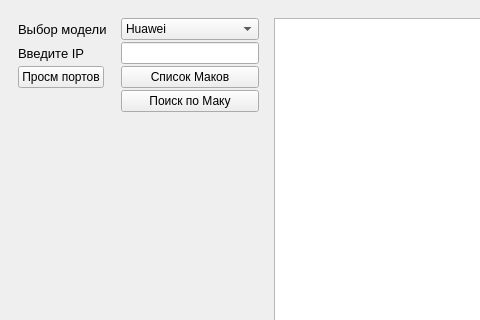
First picture: the form in disein.ui, repository saidgadgiev/FlyTech, before the edit; both pictures show x 0 to 480 and y 0 to 320 of the 970 by 600 pixel window.
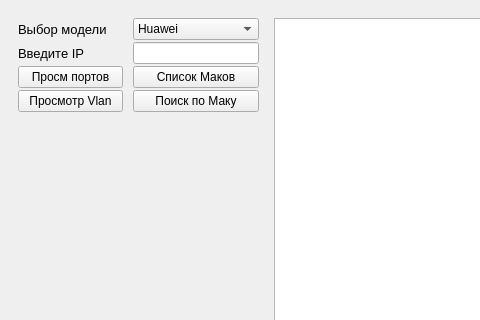
Second picture: the form after the edit.

```diff
--- a/disein.ui
+++ b/disein.ui
@@ -102,6 +102,12 @@
           </item>
           <item row="2" column="0">
            <widget class="QPushButton" name="interfBTN">
+            <property name="minimumSize">
+             <size>
+              <width>105</width>
+              <height>0</height>
+             </size>
+            </property>
             <property name="text">
              <string>Просм портов</string>
             </property>
@@ -109,6 +115,12 @@
           </item>
           <item row="2" column="1">
            <widget class="QPushButton" name="listMacBTN">
+            <property name="minimumSize">
+             <size>
+              <width>105</width>
+              <height>0</height>
+             </size>
+            </property>
             <property name="text">
              <string>Список Маков</string>
             </property>
@@ -116,11 +128,30 @@
           </item>
           <item row="3" column="1">
            <widget class="QPushButton" name="serchMacBTN">
+            <property name="minimumSize">
+             <size>
+              <width>105</width>
+              <height>0</height>
+             </size>
+            </property>
             <property name="text">
              <string>Поиск по Маку</string>
             </property>
            </widget>
           </item>
+          <item row="3" column="0">
+           <widget class="QPushButton" name="listVlanBTN">
+            <property name="minimumSize">
+             <size>
+              <width>105</width>
+              <height>0</height>
+             </size>
+            </property>
+            <property name="text">
+             <string>Просмотр Vlan</string>
+            </property>
+           </widget>
+          </item>
          </layout>
         </widget>
        </item>
```
